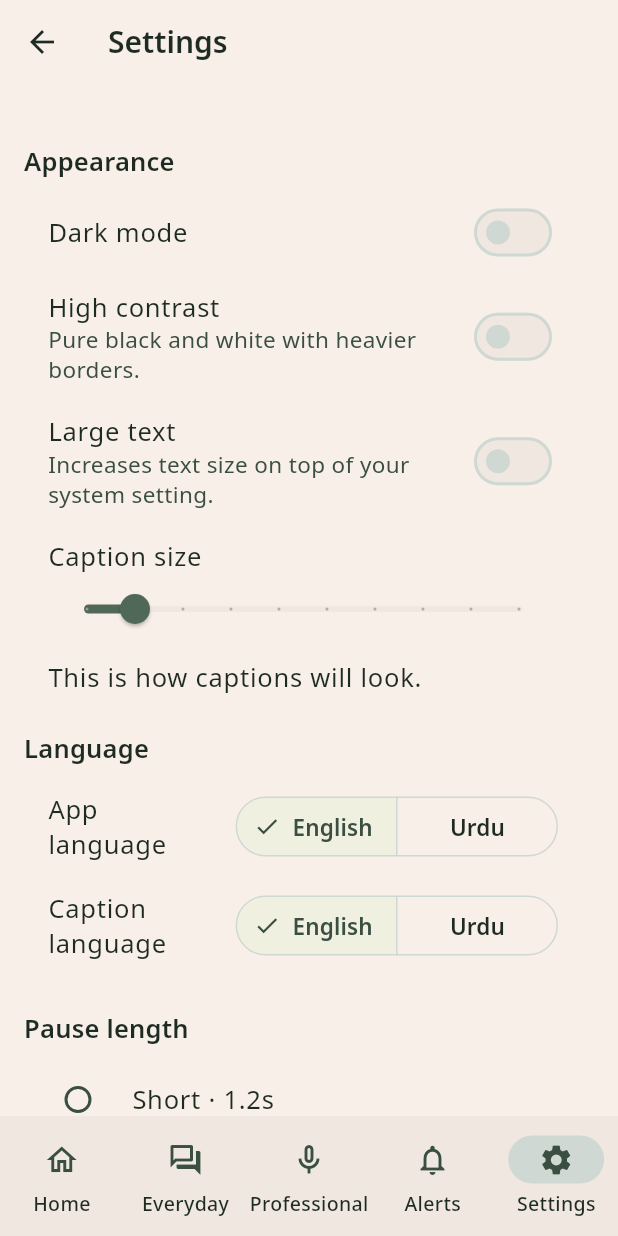
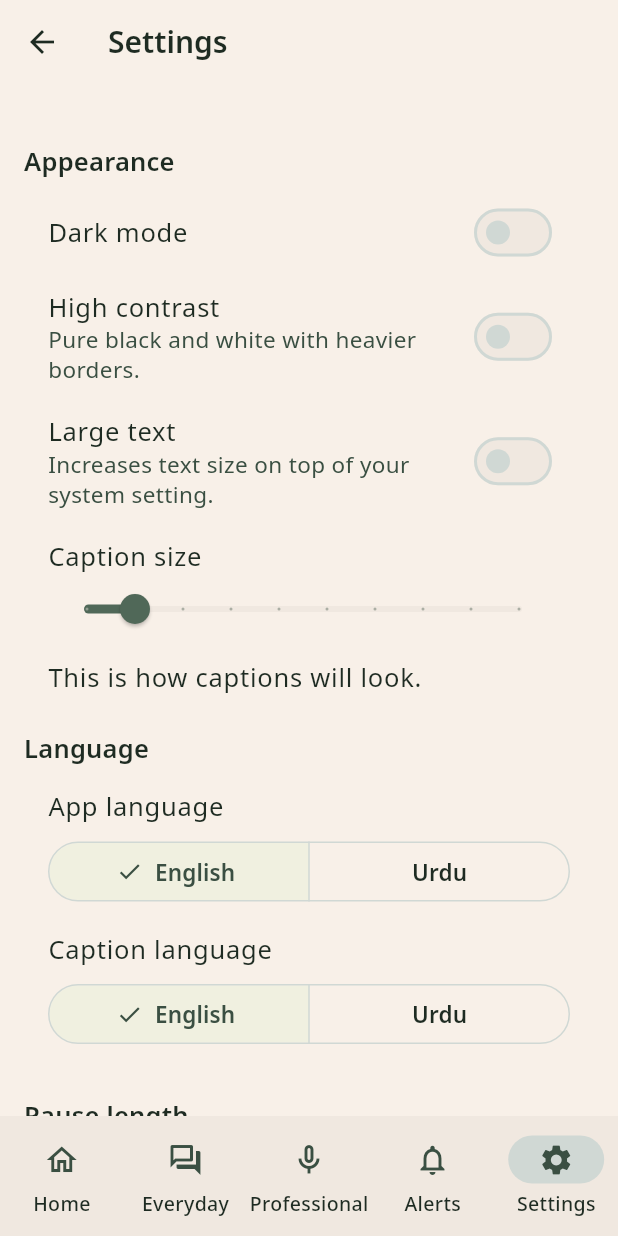
Before and after one commit to SAIMKAXI/HumSukhan-CC, a Flutter app: the MainScaffold screen opened directly, item 5 of the bottom bar chosen, on a phone screen of 412 x 824 dp. Run offline on Flutter 3.47's test engine with Material 3 defaults, Android fonts, the phone set to English and light mode, and no system bars; our stand-ins replace audioplayers, connectivity_plus, flutter_riverpod, flutter_tts, permission_handler, share_plus and 3 more; missing offline and left inert: flutter_foreground_task, record, sherpa_onnx, torch_light; accounts and stored records are empty.

Commit message:
The three journeys, end to end — and six defects they exposed
The journeys run twice from one set of scenarios: headless in CI, and on a
device through integration_test. Only the speech transport, the summariser
and the detector are fakes; the gate, the screens, the session machines and
storage are the shipping code.

Running them at a real phone size (360x800 rather than the default 800x600)
found six defects that would all have reached a device:

1. The FAB on the Professional tab could not be tapped. Every screen brought
   its own Scaffold nested inside the shell's, which layers the inner
   screen's floating button, sheets and snack bars underneath. The shell is
   now a Column, so each screen's Scaffold is the only one in its subtree.
2. One ScaffoldMessenger served all five mounted tabs, so a single snack bar
   was shown five times over and the copies collided on their Hero tag.
   Each tab now has its own messenger.
3. The alert card's dismiss button drew but did not respond: a ListTile lays
   its trailing control outside the bounds a tall subtitle gives it. The card
   is a plain Row now.
4. Both language rows in Settings threw at phone width — a segmented control
   cannot fit a ListTile's trailing slot, and the Urdu labels are wider still.
5. Pills overflowed their row rather than shrinking.
6. Empty, error and loading views clipped their own message in a short
   viewport, which at large text sizes means an explanation nobody can read.

Also removed the "Signed in." snack bar: the user lands in the app, which is
the feedback, and the message sat over the controls it had just revealed.

Co-Authored-By: Claude Opus 5 <noreply@anthropic.com>
Claude-Session: https://claude.ai/code/session_016PVs3M5Bb8HCPXNBuZ5UNH

```diff
--- a/lib/composition/shell/alert_overlay.dart
+++ b/lib/composition/shell/alert_overlay.dart
@@ -34,10 +34,15 @@ class _AlertOverlayState extends ConsumerState<AlertOverlay>
   @override
   void initState() {
     super.initState();
-    _flash = AnimationController(
-      vsync: this,
-      duration: const Duration(milliseconds: 320),
-    );
+    _flash =
+        AnimationController(
+          vsync: this,
+          duration: const Duration(milliseconds: 320),
+        )..addStatusListener((AnimationStatus status) {
+          // Rebuild when the flash starts and stops so the layer is only in the
+          // tree while it is visible.
+          if (mounted) setState(() {});
+        });
     _subscription = ref
         .read(visualAlertsProvider)
         .stream
--- a/lib/composition/shell/main_scaffold.dart
+++ b/lib/composition/shell/main_scaffold.dart
@@ -97,21 +97,32 @@ class _MainScaffoldState extends ConsumerState<MainScaffold> {
   Widget build(BuildContext context) {
     final AppStrings strings = ref.watch(stringsProvider);
 
+    // A Column rather than an outer Scaffold: each screen brings its own
+    // Scaffold, and nesting one inside another leaves the inner screen's
+    // floating action button, bottom sheets and snack bars layered under the
+    // shell — a control that renders and cannot be tapped.
     return AlertOverlay(
-      child: Scaffold(
-        body: SafeArea(
+      child: Material(
+        color: Theme.of(context).colorScheme.surface,
+        child: Column(
+          children: <Widget>[
+            Expanded(
               child: IndexedStack(
                 index: _index,
                 children: <Widget>[
-              HomeScreen(onOpenTab: _select),
-              const ConversationScreen(),
-              const ProfessionalScreen(),
-              const EnvironmentScreen(),
-              const SettingsScreen(),
+                  // Each tab gets its own messenger. A single messenger serves
+                  // every Scaffold registered with it, and all five tabs stay
+                  // mounted in this stack — so one snack bar would be shown
+                  // five times over, colliding on its own Hero tag.
+                  ScaffoldMessenger(child: HomeScreen(onOpenTab: _select)),
+                  const ScaffoldMessenger(child: ConversationScreen()),
+                  const ScaffoldMessenger(child: ProfessionalScreen()),
+                  const ScaffoldMessenger(child: EnvironmentScreen()),
+                  const ScaffoldMessenger(child: SettingsScreen()),
                 ],
               ),
             ),
-        bottomNavigationBar: NavigationBar(
+            NavigationBar(
               selectedIndex: _index,
               onDestinationSelected: _select,
               destinations: <NavigationDestination>[
@@ -142,6 +153,8 @@ class _MainScaffoldState extends ConsumerState<MainScaffold> {
                 ),
               ],
             ),
+          ],
+        ),
       ),
     );
   }
--- a/lib/core/l10n/app_strings.dart
+++ b/lib/core/l10n/app_strings.dart
@@ -174,9 +174,6 @@ enum StringKey {
 
   /// `Enter your name.`
   authNameRequired,
-
-  /// `Signed in.`
-  authSignedIn,
 
   /// `Welcome to HumSukhan`
   onboardWelcomeTitle,
@@ -749,7 +746,6 @@ const Map<StringKey, String> _english = <StringKey, String>{
   StringKey.authEmailRequired: 'Enter your email address.',
   StringKey.authPasswordRequired: 'Enter your password.',
   StringKey.authNameRequired: 'Enter your name.',
-  StringKey.authSignedIn: 'Signed in.',
   StringKey.onboardWelcomeTitle: 'Welcome to HumSukhan',
   StringKey.onboardWelcomeBody: 'See what people say, reply in your own words, and know about sounds around you.',
   StringKey.onboardEverydayTitle: 'Everyday conversation',
@@ -990,7 +986,6 @@ const Map<StringKey, String> _urdu = <StringKey, String>{
   StringKey.authEmailRequired: 'اپنا ای میل پتہ درج کریں۔',
   StringKey.authPasswordRequired: 'اپنا پاس ورڈ درج کریں۔',
   StringKey.authNameRequired: 'اپنا نام درج کریں۔',
-  StringKey.authSignedIn: 'سائن اِن ہو گئے۔',
   StringKey.onboardWelcomeTitle: 'ہم سخن میں خوش آمدید',
   StringKey.onboardWelcomeBody: 'دیکھیں لوگ کیا کہہ رہے ہیں، اپنے الفاظ میں جواب دیں، اور اردگرد کی آوازوں سے باخبر رہیں۔',
   StringKey.onboardEverydayTitle: 'روزمرہ گفتگو',
--- a/lib/features/auth/auth_screen.dart
+++ b/lib/features/auth/auth_screen.dart
@@ -98,7 +98,6 @@ class _AuthScreenState extends ConsumerState<AuthScreen> {
         final StringKey key = switch (notice) {
           AuthNotice.resetLinkSent => StringKey.authResetSent,
           AuthNotice.passwordUpdated => StringKey.authPasswordUpdated,
-          AuthNotice.signedIn => StringKey.authSignedIn,
         };
         _announce(strings(key));
         ref
@@ -246,8 +245,11 @@ class _AuthScreenState extends ConsumerState<AuthScreen> {
   void _announce(String message, {bool isError = false}) {
     if (!mounted) return;
     final ThemeData theme = Theme.of(context);
+    // Removed, not cleared: a cleared snack bar animates out, and two snack
+    // bars carrying the same text overlap long enough to collide on their
+    // shared Hero tag.
     ScaffoldMessenger.of(context)
-      ..clearSnackBars()
+      ..removeCurrentSnackBar()
       ..showSnackBar(
         SnackBar(
           content: Text(message),
--- a/lib/features/conversation/conversation_screen.dart
+++ b/lib/features/conversation/conversation_screen.dart
@@ -105,8 +105,11 @@ class _ConversationScreenState extends ConsumerState<ConversationScreen> {
   void _message(String text, {bool isError = false}) {
     if (!mounted) return;
     final ThemeData theme = Theme.of(context);
+    // Removed, not cleared: a cleared snack bar animates out, and two snack
+    // bars carrying the same text overlap long enough to collide on their
+    // shared Hero tag.
     ScaffoldMessenger.of(context)
-      ..clearSnackBars()
+      ..removeCurrentSnackBar()
       ..showSnackBar(
         SnackBar(
           content: Text(text),
--- a/lib/features/settings/settings_screen.dart
+++ b/lib/features/settings/settings_screen.dart
@@ -102,9 +102,12 @@ class SettingsScreen extends ConsumerWidget {
           ),
 
           SectionHeader(strings(StringKey.setLanguage)),
-          ListTile(
-            title: Text(strings(StringKey.setAppLanguage)),
-            trailing: SegmentedButton<AppLanguage>(
+          // Label above, control below, at full width: a segmented control in
+          // a ListTile's trailing slot cannot fit a phone, and the Urdu labels
+          // are wider still.
+          _ChoiceRow(
+            label: strings(StringKey.setAppLanguage),
+            child: SegmentedButton<AppLanguage>(
               segments: <ButtonSegment<AppLanguage>>[
                 ButtonSegment<AppLanguage>(
                   value: AppLanguage.english,
@@ -120,9 +123,9 @@ class SettingsScreen extends ConsumerWidget {
                   unawaited(_controller(ref).setAppLanguage(selection.first)),
             ),
           ),
-          ListTile(
-            title: Text(strings(StringKey.setCaptionLanguage)),
-            trailing: SegmentedButton<LanguageTag>(
+          _ChoiceRow(
+            label: strings(StringKey.setCaptionLanguage),
+            child: SegmentedButton<LanguageTag>(
               segments: <ButtonSegment<LanguageTag>>[
                 ButtonSegment<LanguageTag>(
                   value: LanguageTag.english,
@@ -324,6 +327,31 @@ class SettingsScreen extends ConsumerWidget {
   }
 }
 
+/// A labelled setting whose control is too wide for a list tile's trailing
+/// slot, laid out as a label above a full-width control.
+class _ChoiceRow extends StatelessWidget {
+  const _ChoiceRow({required this.label, required this.child});
+
+  final String label;
+  final Widget child;
+
+  @override
+  Widget build(BuildContext context) => Padding(
+    padding: const EdgeInsets.symmetric(
+      horizontal: AppTokens.spaceMd,
+      vertical: AppTokens.spaceSm,
+    ),
+    child: Column(
+      crossAxisAlignment: CrossAxisAlignment.start,
+      children: <Widget>[
+        Text(label, style: Theme.of(context).textTheme.bodyLarge),
+        const SizedBox(height: AppTokens.spaceSm),
+        SizedBox(width: double.infinity, child: child),
+      ],
+    ),
+  );
+}
+
 class _ModelTile extends ConsumerWidget {
   const _ModelTile({required this.strings});
 
```
Also changed, not shown: lib/application/account/auth_controller.dart (+9 -9 lines), lib/features/environment/environment_screen.dart (+38 -15 lines), lib/features/professional/professional_screen.dart (+8 -1 lines), lib/features/shared/badges.dart (+10 -1 lines), lib/features/shared/state_views.dart (+31 -2 lines), 5 other files. Lines whose indentation alone changed are shown as unchanged.
